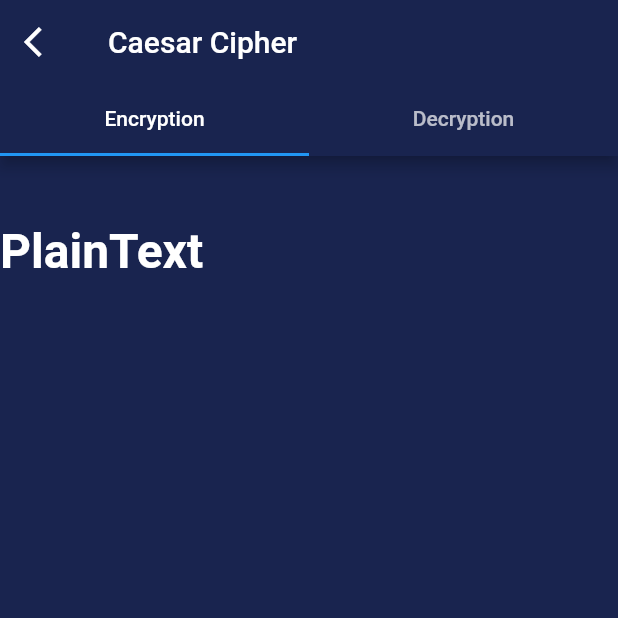
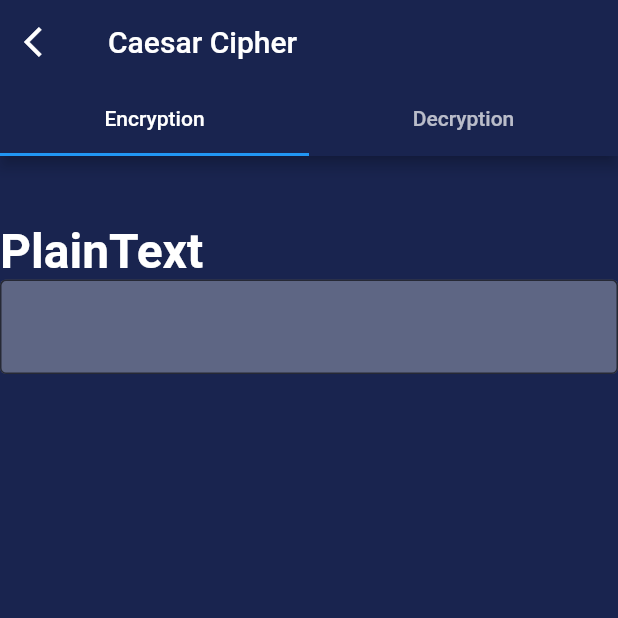
Before and after one commit to Coqlo/Data-Security, a Flutter app: the IndexScreen screen opened directly, in the side drawer, after a tap on "Shift Cipher", on a phone screen of 412 x 824 dp, the top half of it. Run offline on Flutter 3.47's test engine with Material 2 defaults, Android fonts, the light colour scheme and no system bars; missing offline and left inert: sweetalert; network calls fail.

Commit message:
Modified caesarshift_screen.dart

```diff
--- a/datasecure/lib/screens/caesarshift_screen.dart
+++ b/datasecure/lib/screens/caesarshift_screen.dart
@@ -56,7 +56,26 @@
                                 fontSize: 32
                             ),),
                         ),
-                        Container()
+                        TextFormField(
+                          validator: (String value) {
+                            if (value.isEmpty)
+                              return 'Please enter a PlainText';
+                          },
+                          style: Theme.of(context).textTheme.headline6,
+                          //controller: controllerPassword,
+                          obscureText: true,
+                          textAlign: TextAlign.start,
+                          decoration: InputDecoration(
+                            errorStyle: TextStyle(fontSize: 14.0),
+                            border: OutlineInputBorder(
+                                borderSide: BorderSide(width: 2)
+                            ),
+
+                            filled: true,
+                            fillColor: Colors.white30,
+                          ),
+                          keyboardType: TextInputType.text,
+                        ),
                       ],
                     ),
 
```
